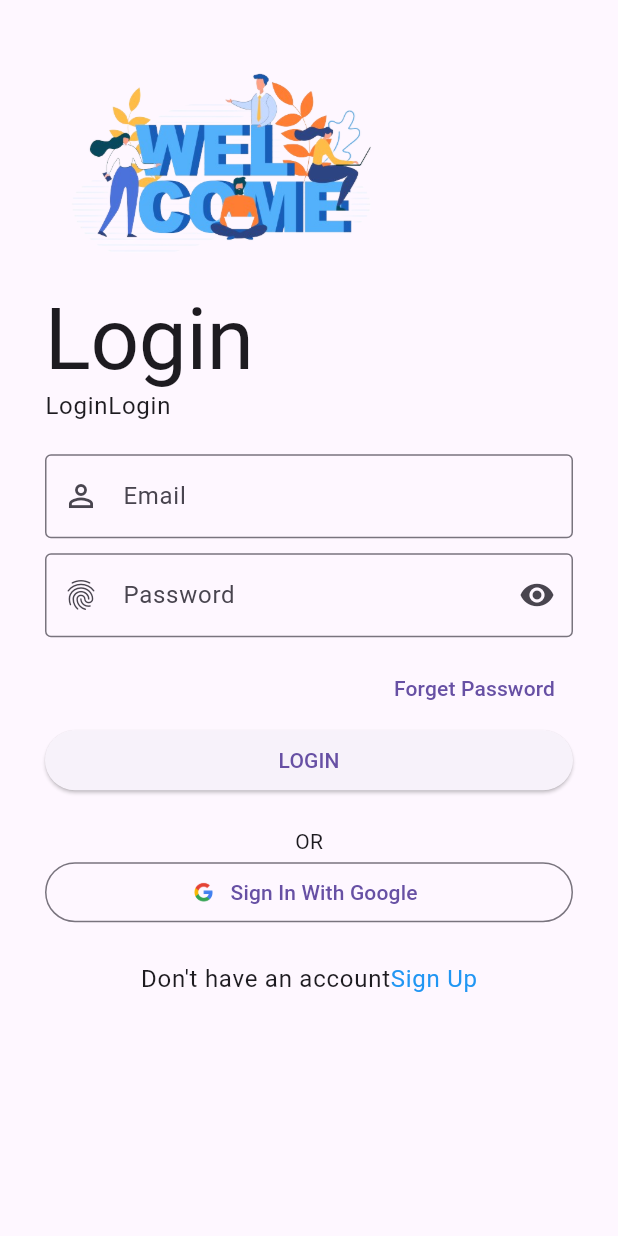
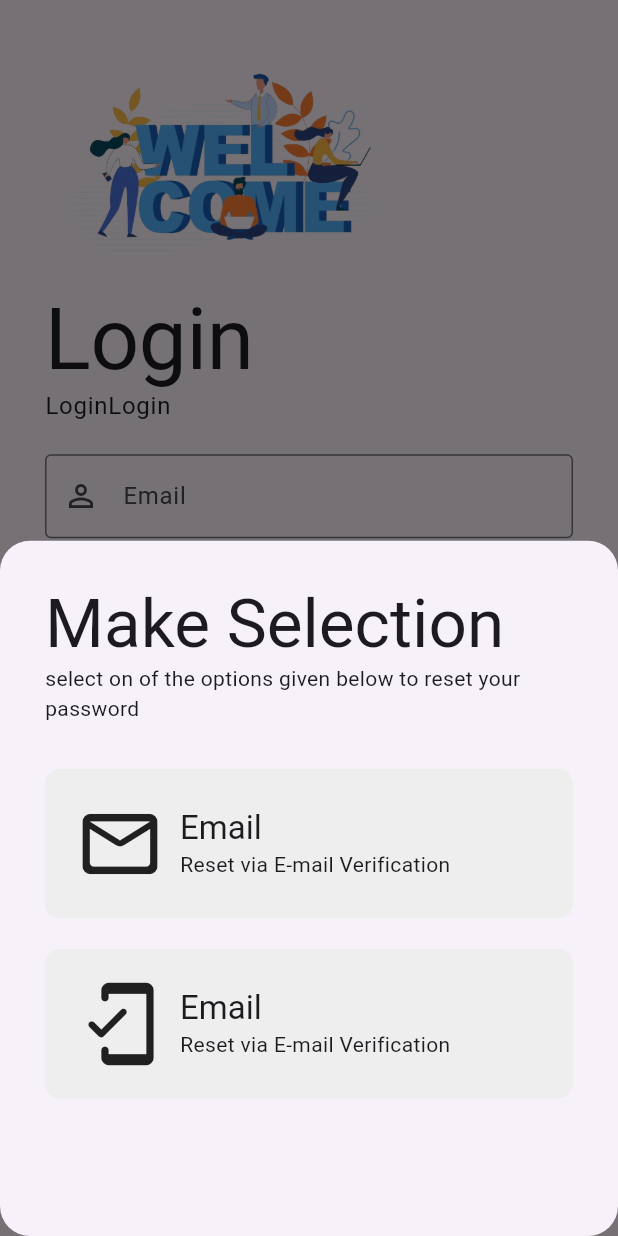
Before and after one commit to esraa-a11y/login_system_app, a Flutter app: the LoginScreen screen opened directly, after a tap on "Forget Password", on a phone screen of 412 x 824 dp. Run offline on Flutter 3.47's test engine with Material 3 defaults, Android fonts, the phone set to English and light mode, and no system bars; our stand-ins replace get, google_fonts, liquid_swipe, smooth_page_indicator.

Commit message:
forget password page done

```diff
--- a/lib/features/authentication/screens/login_form_widget.dart
+++ b/lib/features/authentication/screens/login_form_widget.dart
@@ -1,4 +1,8 @@
 import 'package:flutter/material.dart';
+import 'package:login_system_app/constants/sizes.dart';
+
+import '../../../widgets/forget_password_model_bottom_sheet.dart';
+import '../../../widgets/forget_password_widget.dart';
 class LoadingForm extends StatelessWidget {
   const LoadingForm({
     super.key,
@@ -42,6 +46,7 @@ class LoadingForm extends StatelessWidget {
               alignment: Alignment.centerRight,
               child: TextButton(
                 onPressed: (){
+                  ForgetPasswordScreen.buildShowModalBottomSheet(context);
                 },
                 child: Text('Forget Password'),
               ),
@@ -53,4 +58,5 @@ class LoadingForm extends StatelessWidget {
         ),
       ),);
   }
+
 }
--- a/lib/features/authentication/screens/sign_up_screen.dart
+++ b/lib/features/authentication/screens/sign_up_screen.dart
@@ -22,7 +22,7 @@ class SignUpScreen extends StatelessWidget {
             child: Column(
               crossAxisAlignment: CrossAxisAlignment.start,
               children: [
-                FormHeaderWidget(image: tWelcomeScreenImage, title: 'Get on Board !', subTitle: 'create your profile to start your journey '),
+                FormHeaderWidget(image: tWelcomeScreenImage, title: 'Get on Board !', subTitle: 'create your profile to start your journey ', heightBetween: 0,),
                 SignUpFormWidget(),
                 Column(children: [
                 Text('OR'),
--- /dev/null
+++ b/lib/widgets/forget_password_model_bottom_sheet.dart
@@ -0,0 +1,44 @@
+import 'package:flutter/material.dart';
+import 'package:get/get.dart';
+import 'package:login_system_app/features/authentication/screens/forget_password_mail.dart';
+
+import '../constants/sizes.dart';
+import 'forget_password_widget.dart';
+
+class ForgetPasswordScreen{
+  static Future<dynamic> buildShowModalBottomSheet(BuildContext context) {
+    return showModalBottomSheet(context: context,
+        shape: RoundedRectangleBorder(
+          borderRadius: BorderRadius.circular(20.0),
+        ),
+        builder: (context) => Container(
+          padding: EdgeInsets.all(tDefaultSize),
+          child: Column(
+            crossAxisAlignment: CrossAxisAlignment.start,
+            children: [
+              Text('Make Selection',style: Theme.of(context).textTheme.headline2,),
+              Text('select on of the options given below to reset your password',style: Theme.of(context).textTheme.bodyText2,),
+              SizedBox(height: 30.0,),
+              ForgetPasswordBtnWidget(
+                btnIcon: Icons.mail_outline_rounded,
+                title: 'E-mail',
+                subTitle: 'Reset via Mail Verification',
+                onTap: () {
+                  Navigator.pop(context);
+                  Get.to(()=>ForgetPasswordMailScreen());
+                  },
+              ),
+              SizedBox(height: 20.0,),
+              ForgetPasswordBtnWidget(
+                btnIcon: Icons.mobile_friendly_rounded,
+                title: 'Phone No',
+                subTitle: 'Reset via Phone Verification',
+                onTap: () {  },
+              ),
+
+
+            ],),
+        ));
+  }
+
+}
--- /dev/null
+++ b/lib/widgets/forget_password_widget.dart
@@ -0,0 +1,34 @@
+import 'package:flutter/material.dart';
+class ForgetPasswordBtnWidget extends StatelessWidget {
+  const ForgetPasswordBtnWidget({
+    super.key, required this.btnIcon, required this.title, required this.subTitle, required this.onTap,
+  });
+  final IconData btnIcon;
+  final String title,subTitle;
+  final VoidCallback onTap;
+  @override
+  Widget build(BuildContext context) {
+    return GestureDetector(
+      onTap: onTap,
+      child: Container(
+        padding: EdgeInsets.all(20),
+        decoration: BoxDecoration(
+          borderRadius: BorderRadius.circular(10),
+          color: Colors.grey.shade200,
+        ),
+        child: Row(children: [
+          Icon(btnIcon,size: 60,),
+          SizedBox(width: 10.0,),
+          Column(
+            crossAxisAlignment: CrossAxisAlignment.start,
+            children: [
+              Text('Email',style: Theme.of(context).textTheme.headline6,),
+              Text('Reset via E-mail Verification',style: Theme.of(context).textTheme.bodyText2,),
+
+            ],
+          ),
+        ],),
+      ),
+    );
+  }
+}
```
Also changed, not shown: lib/features/authentication/screens/forget_password_mail.dart (added, +58 -0 lines), lib/widgets/form_header_widget.dart (+8 -2 lines).
